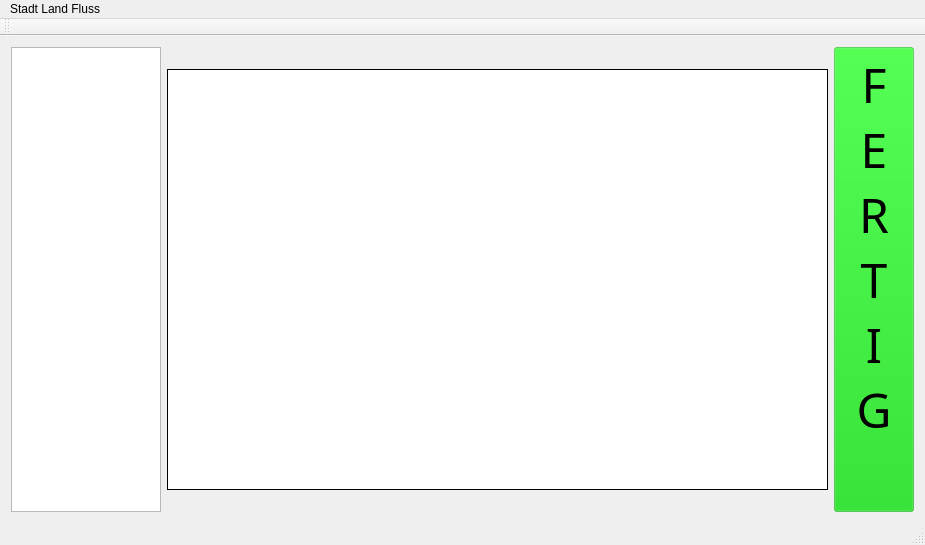
Toboxos/stadt_land_fluss, file hauptspielfenster.ui: the form before one commit.
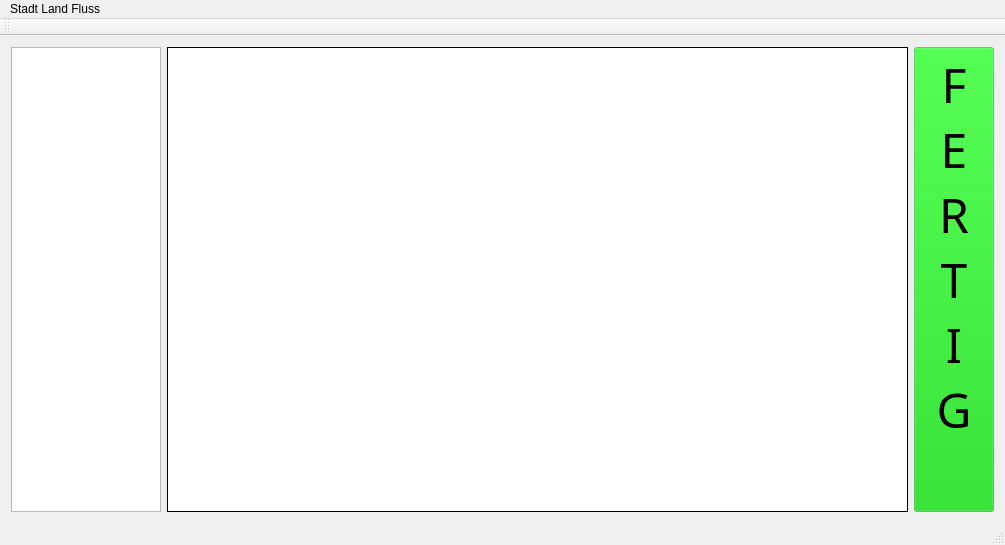
The form after the commit.

```diff
--- a/hauptspielfenster.ui
+++ b/hauptspielfenster.ui
@@ -6,8 +6,8 @@
    <rect>
     <x>0</x>
     <y>0</y>
-    <width>925</width>
-    <height>494</height>
+    <width>1005</width>
+    <height>536</height>
    </rect>
   </property>
   <property name="windowTitle">
@@ -15,37 +15,6 @@
   </property>
   <widget class="QWidget" name="centralWidget">
    <layout class="QGridLayout" name="gridLayout">
-    <item row="0" column="2">
-     <widget class="QTableWidget" name="tableSpiel">
-      <property name="maximumSize">
-       <size>
-        <width>16777215</width>
-        <height>421</height>
-       </size>
-      </property>
-      <property name="font">
-       <font>
-        <family>Copperplate Gothic Light</family>
-        <pointsize>12</pointsize>
-       </font>
-      </property>
-      <property name="styleSheet">
-       <string notr="true">
-QHeaderView::section {
-	font-family: 'Copperplate Gothic Light';
-font-size: 13px;
-    border: 1px solid #fffff8;
-
-}</string>
-      </property>
-      <property name="frameShape">
-       <enum>QFrame::Box</enum>
-      </property>
-      <property name="frameShadow">
-       <enum>QFrame::Plain</enum>
-      </property>
-     </widget>
-    </item>
     <item row="0" column="0">
      <widget class="QListWidget" name="listSpieler">
       <property name="sizePolicy">
@@ -70,6 +39,12 @@
     </item>
     <item row="0" column="4">
      <widget class="QPushButton" name="buttonFertig">
+      <property name="sizePolicy">
+       <sizepolicy hsizetype="Fixed" vsizetype="Fixed">
+        <horstretch>0</horstretch>
+        <verstretch>0</verstretch>
+       </sizepolicy>
+      </property>
       <property name="font">
        <font>
         <family>Copperplate Gothic Bold</family>
@@ -103,6 +78,37 @@
       </property>
      </widget>
     </item>
+    <item row="0" column="2" colspan="2">
+     <widget class="QTableWidget" name="tableSpiel">
+      <property name="sizePolicy">
+       <sizepolicy hsizetype="Expanding" vsizetype="Expanding">
+        <horstretch>0</horstretch>
+        <verstretch>0</verstretch>
+       </sizepolicy>
+      </property>
+      <property name="font">
+       <font>
+        <family>Copperplate Gothic Light</family>
+        <pointsize>12</pointsize>
+       </font>
+      </property>
+      <property name="styleSheet">
+       <string notr="true">
+QHeaderView::section {
+	font-family: 'Copperplate Gothic Light';
+font-size: 13px;
+    border: 1px solid #fffff8;
+
+}</string>
+      </property>
+      <property name="frameShape">
+       <enum>QFrame::Box</enum>
+      </property>
+      <property name="frameShadow">
+       <enum>QFrame::Plain</enum>
+      </property>
+     </widget>
+    </item>
    </layout>
   </widget>
   <widget class="QMenuBar" name="menuBar">
@@ -110,7 +116,7 @@
     <rect>
      <x>0</x>
      <y>0</y>
-     <width>925</width>
+     <width>1005</width>
      <height>21</height>
     </rect>
    </property>
```
